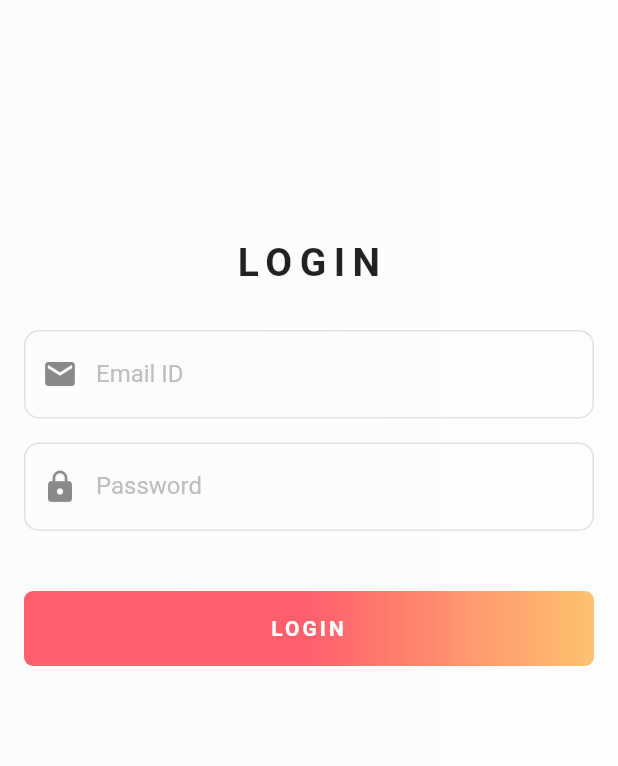
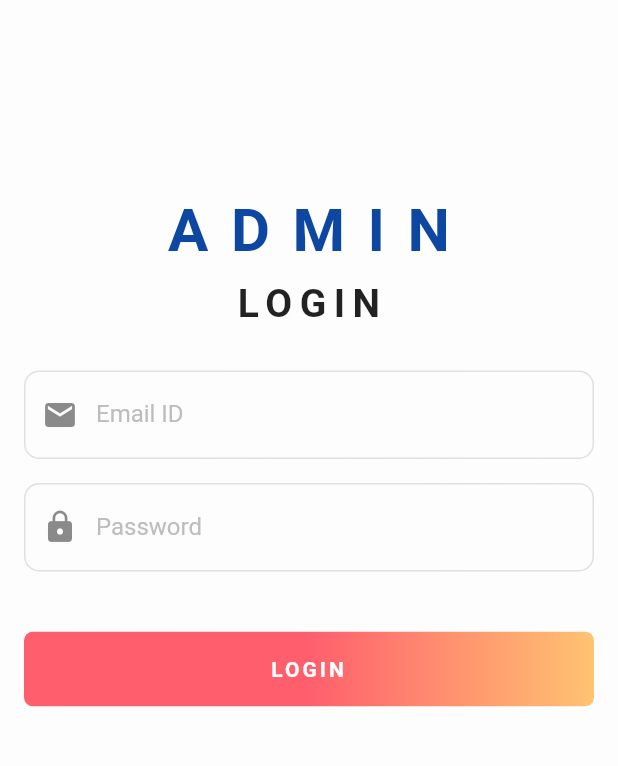
Before and after one commit to jillellamudisurya/ID-Card-Scanner, a Flutter app: the Adminlogin screen opened directly, on a phone screen of 412 x 824 dp, the part 84-850 px from its top. Run offline on Flutter 3.47's test engine with Material 2 defaults, Android fonts, the light colour scheme and no system bars; our stand-ins replace cloud_firestore, firebase_auth, flutter_spinkit; missing offline and left inert: flutter_barcode_scanner; accounts and stored records are empty.

Commit message:
ui change

```diff
--- a/lib/admin_login.dart
+++ b/lib/admin_login.dart
@@ -46,7 +46,18 @@ class _AdminloginState extends State<Adminlogin> {
                     Column(
                       crossAxisAlignment: CrossAxisAlignment.center,
                       children: <Widget>[
-                        SizedBox(height: 160),
+                        SizedBox(height: 130),
+                        Text(
+                          "ADMIN",
+                          style: TextStyle(
+                              color: Colors.blue[900],
+                              fontSize: 40,
+                              fontWeight: FontWeight.bold,
+                              letterSpacing: 15),
+                        ),
+                        SizedBox(
+                          height: 10,
+                        ),
                         Text(
                           "LOGIN",
                           style: TextStyle(
```
Also changed, not shown: lib/security_login.dart (+12 -1 lines).
